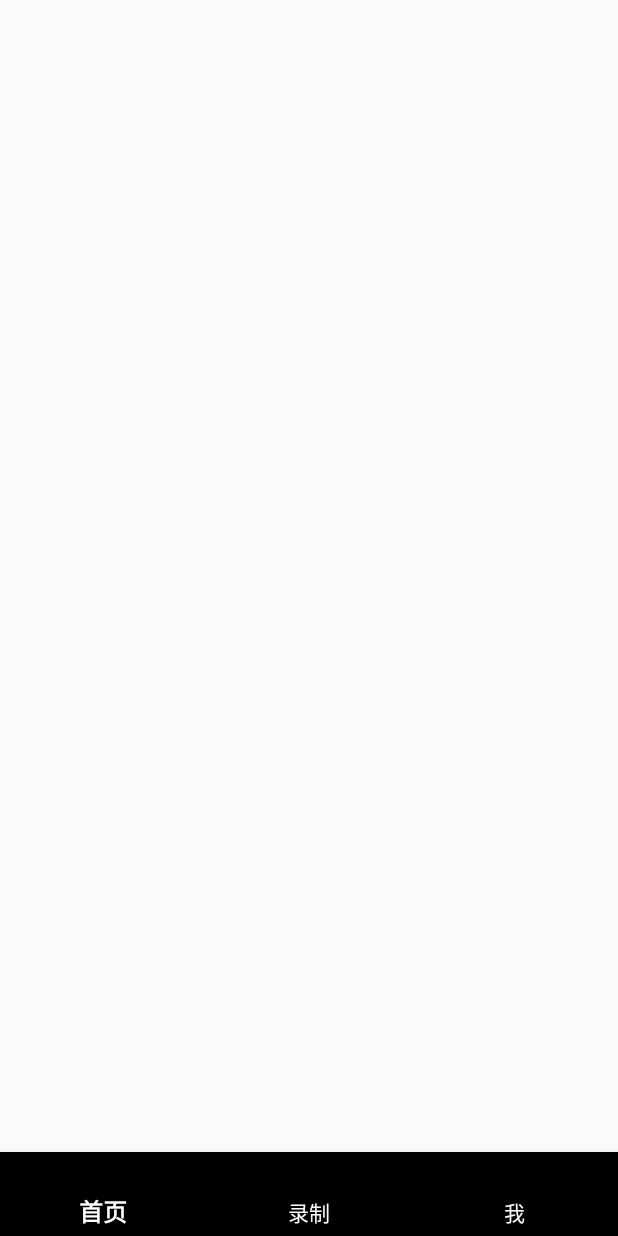
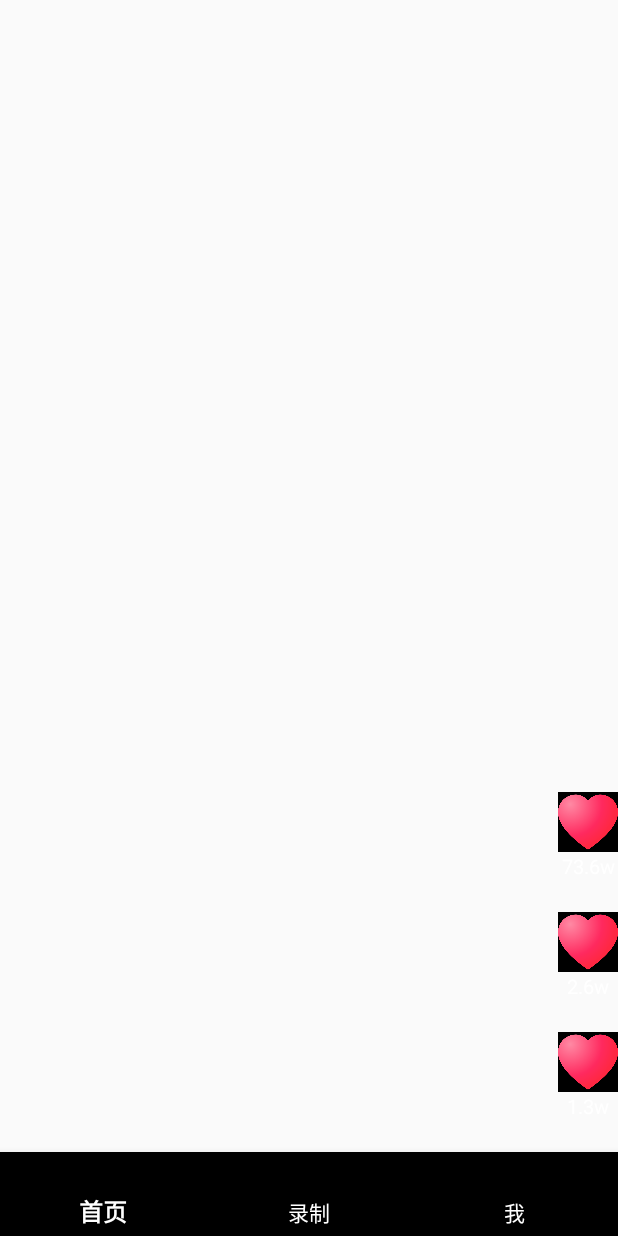
Before and after one commit to Woguagua/miniDouyin, an Android app: the layout activity_page2.xml on its own in the app's theme, with its tools: preview values and no code run, on a phone screen of 412 x 824 dp. Run offline under Robolectric (Android 15) with nearby library versions, the phone set to English and light mode, and no system bars.

Commit message:
page_activity2.xml增加了几个icon

```diff
--- a/app/src/main/res/layout/activity_page2.xml
+++ b/app/src/main/res/layout/activity_page2.xml
@@ -19,8 +19,75 @@
         android:background="@color/colorDark"
         app:itemTextColor="@color/colorWhite"
         app:menu="@menu/navigation"
-        app:layout_constraintBottom_toBottomOf="parent"
+        app:layout_constraintBottom_toBottomOf="parent" />
 
-         />
+    <TextView
+        android:id="@+id/tv_share"
+        android:layout_width="40dp"
+        android:layout_height="40dp"
+        android:text="1.3w"
+        android:textSize="13sp"
+        android:textAlignment="center"
+        android:textColor="@color/colorWhite"
+        app:layout_constraintRight_toRightOf="parent"
+        app:layout_constraintBottom_toTopOf="@id/navigation"
+        />
+
+    <ImageButton
+        android:id="@+id/share"
+        android:layout_width="40dp"
+        android:layout_height="40dp"
+        android:adjustViewBounds="true"
+        android:scaleType="fitXY"
+        android:src="@drawable/ic_like"
+        android:background="@color/colorDark"
+        app:layout_constraintRight_toRightOf="parent"
+        app:layout_constraintBottom_toTopOf="@id/tv_share"/>
+
+    <TextView
+        android:id="@+id/tv_comment"
+        android:layout_width="40dp"
+        android:layout_height="40dp"
+        android:text="2.6w"
+        android:textSize="13sp"
+        android:textAlignment="center"
+        android:textColor="@color/colorWhite"
+        app:layout_constraintRight_toRightOf="parent"
+        app:layout_constraintBottom_toTopOf="@id/share"
+        />
+
+    <ImageButton
+        android:id="@+id/comment"
+        android:layout_width="40dp"
+        android:layout_height="40dp"
+        android:adjustViewBounds="true"
+        android:scaleType="fitXY"
+        android:src="@drawable/ic_like"
+        android:background="@color/colorDark"
+        app:layout_constraintRight_toRightOf="parent"
+        app:layout_constraintBottom_toTopOf="@id/tv_comment"/>
+
+    <TextView
+        android:id="@+id/tv_like"
+        android:layout_width="40dp"
+        android:layout_height="40dp"
+        android:text="73.6w"
+        android:textSize="13sp"
+        android:textAlignment="center"
+        android:textColor="@color/colorWhite"
+        app:layout_constraintRight_toRightOf="parent"
+        app:layout_constraintBottom_toTopOf="@id/comment"
+        />
+
+    <ImageButton
+        android:id="@+id/like"
+        android:layout_width="40dp"
+        android:layout_height="40dp"
+        android:adjustViewBounds="true"
+        android:scaleType="fitXY"
+        android:src="@drawable/ic_like"
+        android:background="@color/colorDark"
+        app:layout_constraintRight_toRightOf="parent"
+        app:layout_constraintBottom_toTopOf="@id/tv_like"/>
 
 </android.support.constraint.ConstraintLayout>
```
Also changed, not shown: app/src/main/res/drawable/ic_like.webp (added), app/src/main/res/drawable/share.png (added), app/src/main/res/drawable/share2.png (added).
